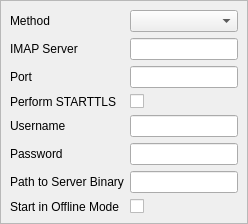
jktjkt/trojita, file src/Gui/SettingsImapPage.ui: the form before one commit.
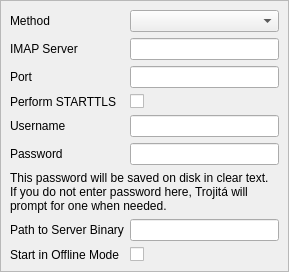
The form after the commit.

Commit message:
Add a big fat warning to the settings dialog when saving password
Fixes #69.

The edit to the form file:
```diff
--- a/src/Gui/SettingsImapPage.ui
+++ b/src/Gui/SettingsImapPage.ui
@@ -58,14 +58,14 @@
       </property>
      </widget>
     </item>
-    <item row="6" column="0">
+    <item row="7" column="0">
      <widget class="QLabel" name="processPathLabel">
       <property name="text">
        <string>Path to Server Binary</string>
       </property>
      </widget>
     </item>
-    <item row="7" column="0">
+    <item row="8" column="0">
      <widget class="QLabel" name="startOfflineLabel">
       <property name="text">
        <string>Start in Offline Mode</string>
@@ -110,20 +110,30 @@
       </property>
      </widget>
     </item>
-    <item row="6" column="1">
-     <widget class="QLineEdit" name="processPath">
-      <property name="text">
-       <string/>
-      </property>
-     </widget>
-    </item>
     <item row="7" column="1">
+     <widget class="QLineEdit" name="processPath">
+      <property name="text">
+       <string/>
+      </property>
+     </widget>
+    </item>
+    <item row="8" column="1">
      <widget class="QCheckBox" name="startOffline">
       <property name="text">
        <string/>
       </property>
      </widget>
     </item>
+    <item row="6" column="0" colspan="2">
+     <widget class="QLabel" name="passwordWarning">
+      <property name="text">
+       <string>This password will be saved on disk in clear text. If you do not enter password here, Trojitá will prompt for one when needed.</string>
+      </property>
+      <property name="wordWrap">
+       <bool>true</bool>
+      </property>
+     </widget>
+    </item>
    </layout>
   </widget>
  </widget>
```
The commit also changes 2 other files.
